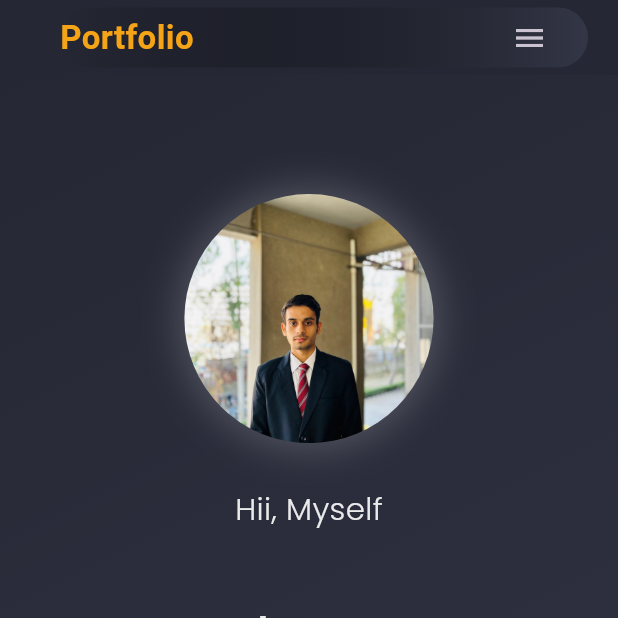
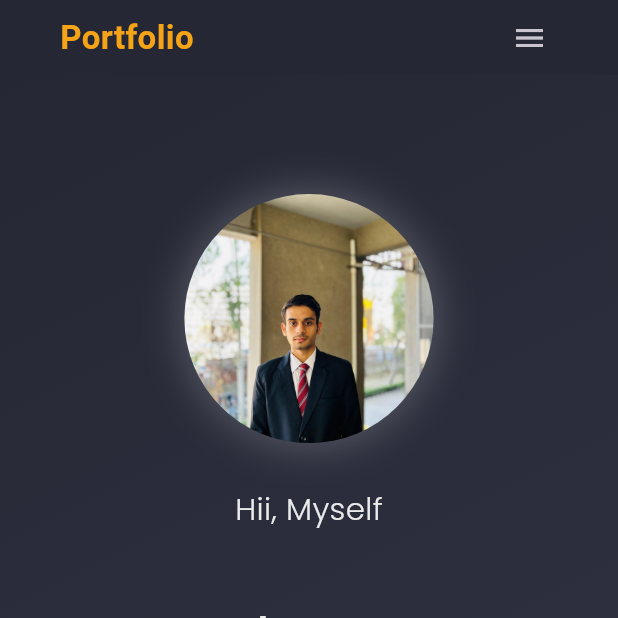
Before and after one commit to Piyushbhatt7/my_portfolio, a Flutter app: the screen it shows after launch, on a phone screen of 412 x 824 dp, the top half of it. Run offline on Flutter 3.47's test engine with Material 3 defaults, Android fonts, the phone set to English and light mode, and no system bars; drawn by our look-alikes of flutter_animate; our stand-ins replace google_fonts, visibility_detector; missing offline and left inert: dart:js, model_viewer_plus, typing_text; Roboto replaces fonts that are missing (Actor).

Commit message:
header for mobile view

```diff
--- a/lib/widgets/header_mobile.dart
+++ b/lib/widgets/header_mobile.dart
@@ -12,7 +12,6 @@ class HeaderMobile extends StatelessWidget {
     return  Container(
       height: 40,
       margin: const EdgeInsets.fromLTRB(40, 5, 20, 5),
-      decoration: kHeaderDecoration,
       child: Row(
         children: [
           SiteLogo(
```
